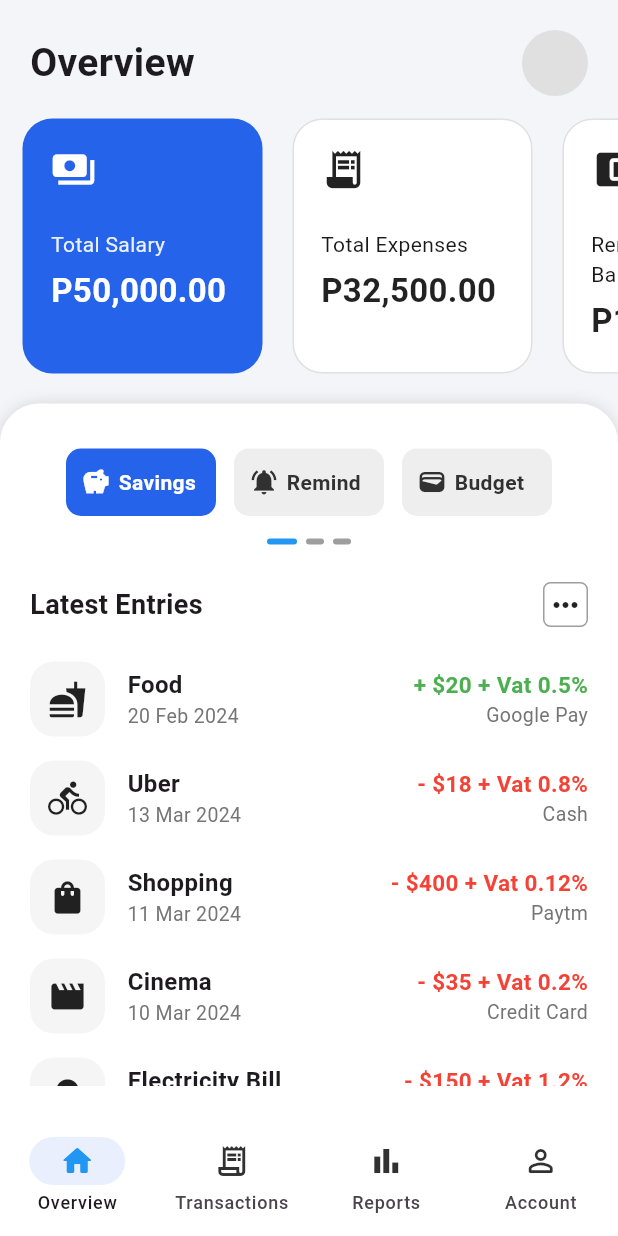
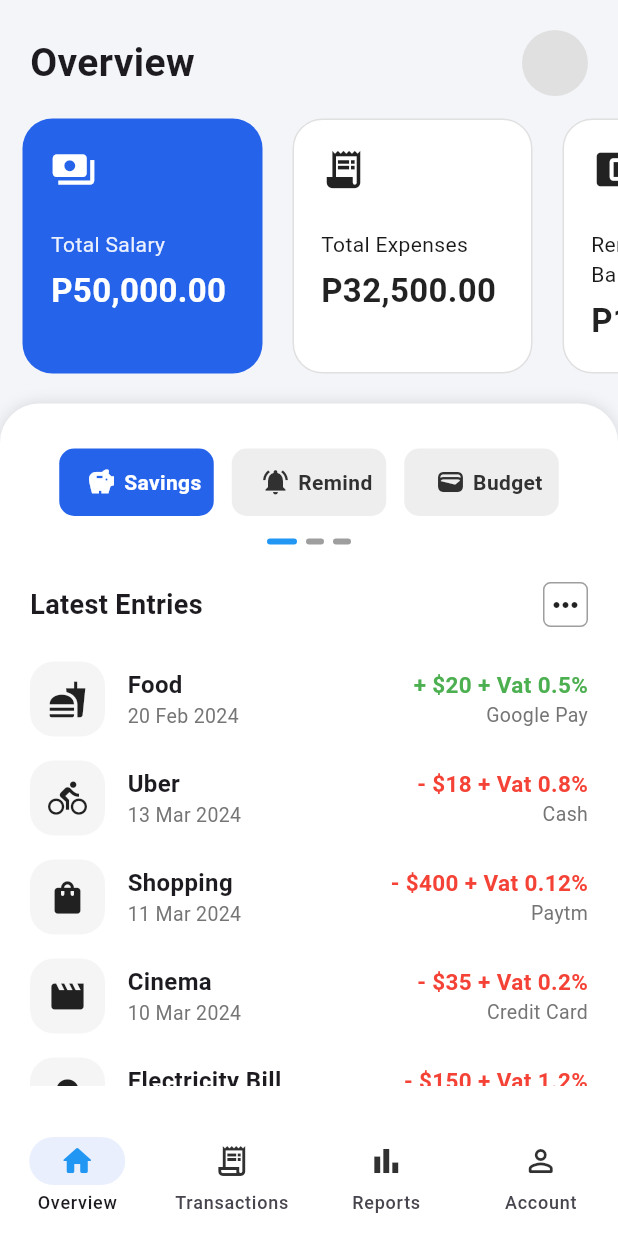
Before and after one commit to XyrelTenz/Budget-Tracker-System, a Flutter app: the screen it shows after launch, on a phone screen of 412 x 824 dp. Run offline on Flutter 3.47's test engine with Material 3 defaults, Android fonts, the phone set to English and light mode, and no system bars.

Commit message:
Responsive Design

```diff
--- a/lib/screen/home_screen.dart
+++ b/lib/screen/home_screen.dart
@@ -104,6 +104,7 @@ class _HomeScreenState extends State<HomeScreen> {
                 child: Column(
                   children: [
                     SizedBox(
+                      width: MediaQuery.of(context).size.width,
                       height: 55,
                       child: Row(
                         mainAxisAlignment: MainAxisAlignment.center,
--- a/lib/widget/savings_cards_widget.dart
+++ b/lib/widget/savings_cards_widget.dart
@@ -15,13 +15,14 @@ class SavingsCards extends StatelessWidget {
   @override
   Widget build(BuildContext context) {
     return Container(
-      width: 100,
+      width: MediaQuery.of(context).size.width * 0.25,
       height: 45,
       decoration: BoxDecoration(
         color: isSelected ? Color(0xFF2563EB) : Colors.grey[200],
         borderRadius: BorderRadius.circular(10),
       ),
       child: Row(
+        mainAxisAlignment: MainAxisAlignment.center,
         children: [
           Padding(padding: EdgeInsetsGeometry.symmetric(horizontal: 5)),
           Container(
```
